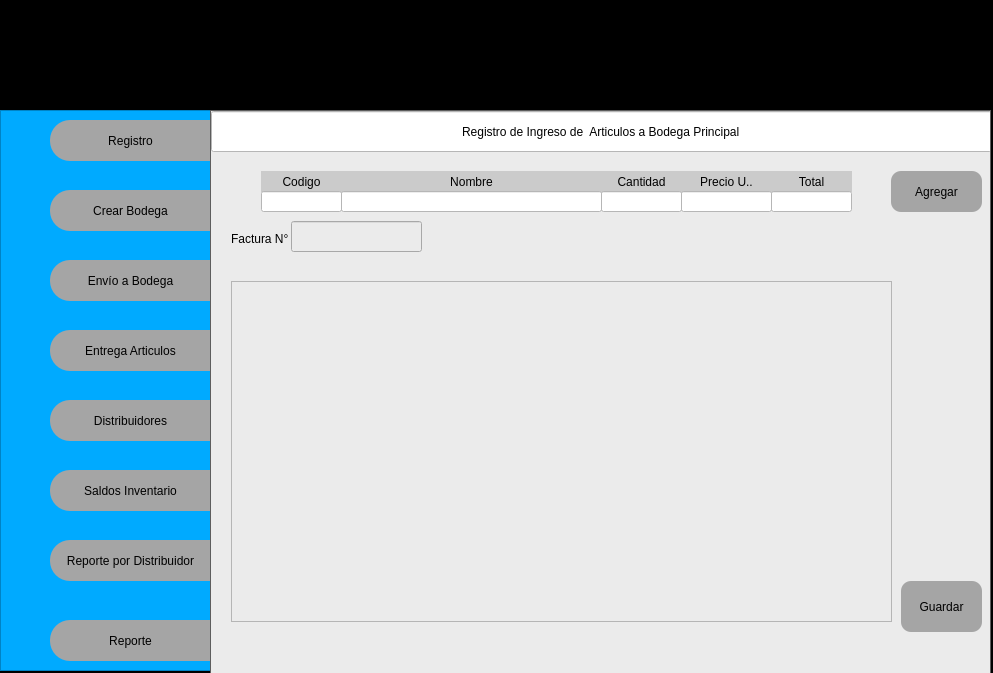
Above: Interfaz/proyecto_program-2.ui from jbrenes1984/proj-yectoFinalGrupo4 before the change. Below: the same form after it.
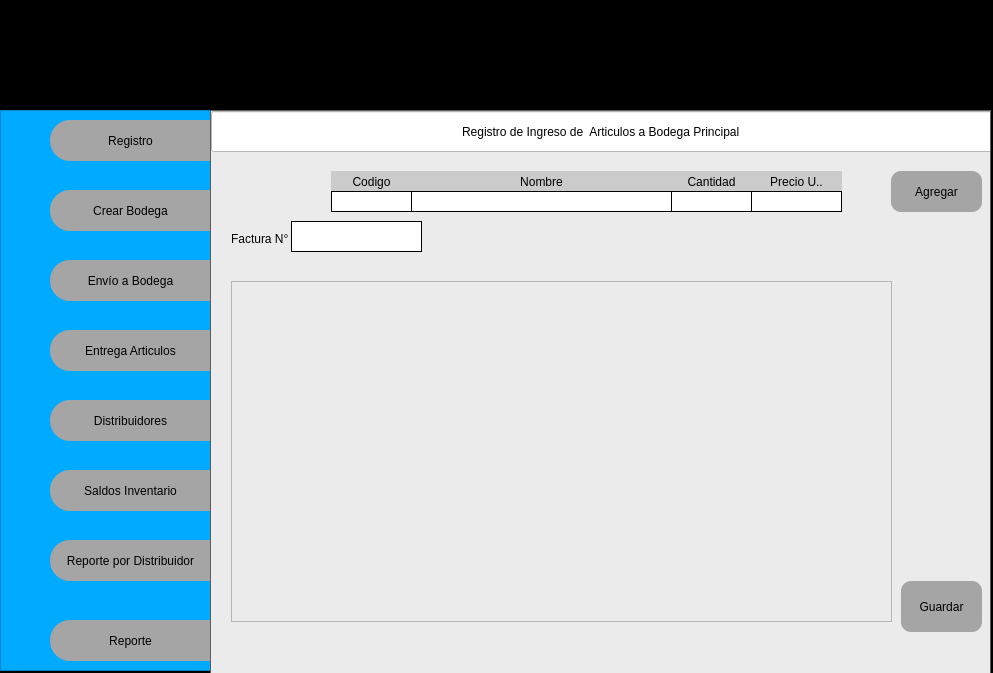
That is the form after the change.

What changed in the file:
```diff
--- a/Interfaz/proyecto_program-2.ui
+++ b/Interfaz/proyecto_program-2.ui
@@ -434,7 +434,7 @@
            <widget class="QLabel" name="label_14">
             <property name="geometry">
              <rect>
-              <x>50</x>
+              <x>120</x>
               <y>60</y>
               <width>81</width>
               <height>21</height>
@@ -454,33 +454,10 @@
              <set>Qt::AlignCenter</set>
             </property>
            </widget>
-           <widget class="QLabel" name="label_15">
-            <property name="geometry">
-             <rect>
-              <x>560</x>
-              <y>60</y>
-              <width>81</width>
-              <height>21</height>
-             </rect>
-            </property>
-            <property name="styleSheet">
-             <string notr="true">QLabel {
-    background-color: rgb(203, 203, 203);   
-	border-color:  rgb(203, 203, 203);
-}
-</string>
-            </property>
-            <property name="text">
-             <string>Total</string>
-            </property>
-            <property name="alignment">
-             <set>Qt::AlignCenter</set>
-            </property>
-           </widget>
            <widget class="QLabel" name="label_16">
             <property name="geometry">
              <rect>
-              <x>470</x>
+              <x>540</x>
               <y>60</y>
               <width>91</width>
               <height>21</height>
@@ -503,7 +480,7 @@
            <widget class="QLabel" name="label_18">
             <property name="geometry">
              <rect>
-              <x>390</x>
+              <x>460</x>
               <y>60</y>
               <width>81</width>
               <height>21</height>
@@ -526,7 +503,7 @@
            <widget class="QLabel" name="label_20">
             <property name="geometry">
              <rect>
-              <x>130</x>
+              <x>200</x>
               <y>60</y>
               <width>261</width>
               <height>21</height>
@@ -549,66 +526,57 @@
            <widget class="QLineEdit" name="cod_registro">
             <property name="geometry">
              <rect>
-              <x>50</x>
+              <x>120</x>
               <y>80</y>
               <width>81</width>
               <height>21</height>
              </rect>
             </property>
             <property name="styleSheet">
-             <string notr="true">background-color: rgb(255, 255, 255);</string>
+             <string notr="true">background-color: rgb(255, 255, 255);
+border: 1px solid black;</string>
             </property>
            </widget>
            <widget class="QLineEdit" name="nombre_registro">
             <property name="geometry">
              <rect>
-              <x>130</x>
+              <x>200</x>
               <y>80</y>
               <width>261</width>
               <height>21</height>
              </rect>
             </property>
             <property name="styleSheet">
-             <string notr="true">background-color: rgb(255, 255, 255);</string>
+             <string notr="true">background-color: rgb(255, 255, 255);
+border: 1px solid black;</string>
             </property>
            </widget>
            <widget class="QLineEdit" name="cantidad_registro">
             <property name="geometry">
              <rect>
-              <x>390</x>
+              <x>460</x>
               <y>80</y>
               <width>81</width>
               <height>21</height>
              </rect>
             </property>
             <property name="styleSheet">
-             <string notr="true">background-color: rgb(255, 255, 255);</string>
+             <string notr="true">background-color: rgb(255, 255, 255);
+border: 1px solid black;</string>
             </property>
            </widget>
            <widget class="QLineEdit" name="precio_un_registro">
             <property name="geometry">
              <rect>
-              <x>470</x>
+              <x>540</x>
               <y>80</y>
               <width>91</width>
               <height>21</height>
              </rect>
             </property>
             <property name="styleSheet">
-             <string notr="true">background-color: rgb(255, 255, 255);</string>
-            </property>
-           </widget>
-           <widget class="QLineEdit" name="total_registro">
-            <property name="geometry">
-             <rect>
-              <x>560</x>
-              <y>80</y>
-              <width>81</width>
-              <height>21</height>
-             </rect>
-            </property>
-            <property name="styleSheet">
-             <string notr="true">background-color: rgb(255, 255, 255);</string>
+             <string notr="true">background-color: rgb(255, 255, 255);
+border: 1px solid black;</string>
             </property>
            </widget>
            <widget class="QListView" name="listaIngreso">
@@ -630,6 +598,10 @@
               <height>31</height>
              </rect>
             </property>
+            <property name="styleSheet">
+             <string notr="true">background-color: rgb(255, 255, 255);
+border: 1px solid black;</string>
+            </property>
            </widget>
           </widget>
           <widget class="QWidget" name="page_crear_bodega">
```
Left out of the diff: 2 changed lines with no effect on the pictures.
